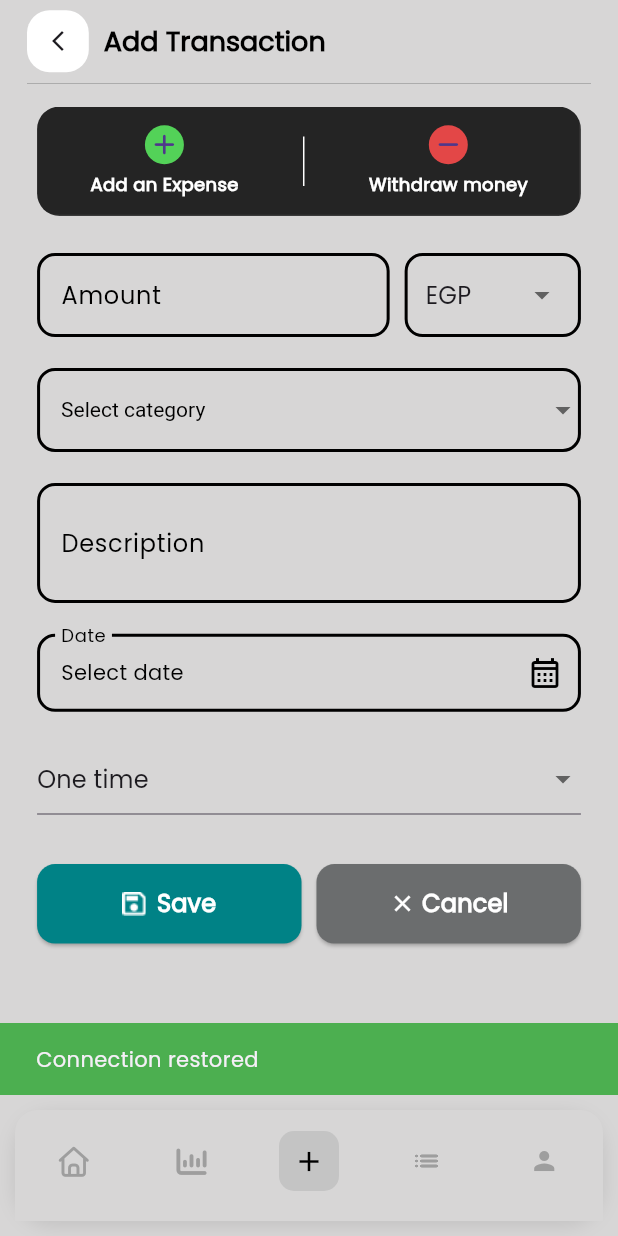
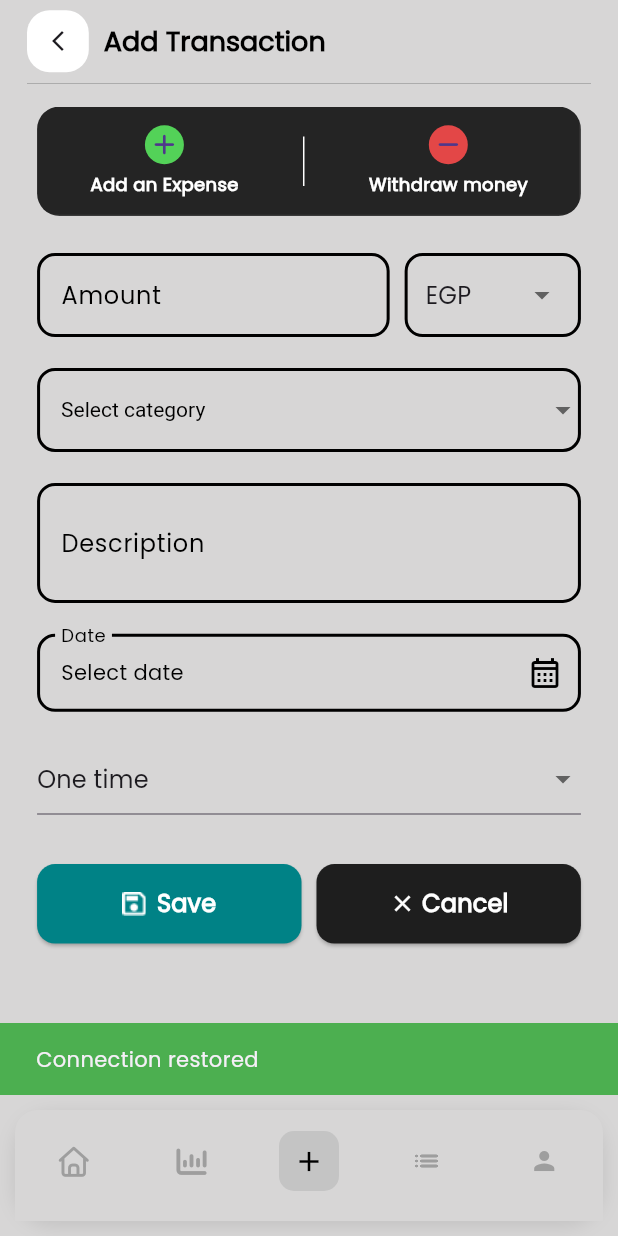
Before and after one commit to Donia-Abd-ElNasser/Masrofy, a Flutter app: the TransactionView screen opened by its route, on a phone screen of 412 x 824 dp. Run offline on Flutter 3.47's test engine with Material 3 defaults, Android fonts, the phone set to English and light mode, and no system bars; our stand-ins replace bloc, cloud_firestore, connectivity_plus, firebase_auth, firebase_core, fl_chart and 5 more; accounts and stored records are empty.

Commit message:
change cancle button color

```diff
--- a/lib/screens/transaction/view/transaction_view.dart
+++ b/lib/screens/transaction/view/transaction_view.dart
@@ -485,7 +485,7 @@ class _TransactionViewState extends State<TransactionView> {
                             shape: RoundedRectangleBorder(
                               borderRadius: BorderRadius.circular(12),
                             ),
-                            backgroundColor: Color.fromARGB(255, 107, 109, 110),
+                            backgroundColor: const Color(0xFF1E1E1E),
                             padding: EdgeInsets.symmetric(vertical: 15),
                           ),
                           child: Row(
```
